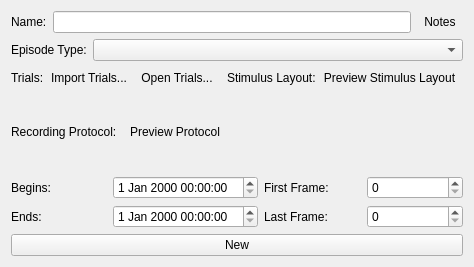
Old version of the form src/scipyen/gui/widgets/recordingepisodewidget.ui in the repository ctigaret/scipyen.
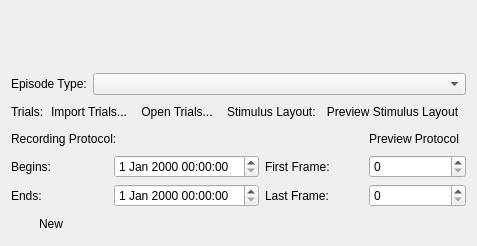
New version of the form. Icons and pictures are not drawn. Custom widgets are drawn as their Qt base class.

Diff of the .ui file:
```diff
--- a/src/scipyen/gui/widgets/recordingepisodewidget.ui
+++ b/src/scipyen/gui/widgets/recordingepisodewidget.ui
@@ -7,53 +7,17 @@
     <x>0</x>
     <y>0</y>
     <width>329</width>
-    <height>267</height>
+    <height>246</height>
    </rect>
   </property>
   <property name="windowTitle">
    <string>Form</string>
   </property>
-  <layout class="QVBoxLayout" name="verticalLayout">
-   <item>
-    <layout class="QHBoxLayout" name="horizontalLayout">
-     <item>
-      <widget class="QLabel" name="label">
-       <property name="text">
-        <string>Name:</string>
-       </property>
-       <property name="buddy">
-        <cstring>nameLineEdit</cstring>
-       </property>
-      </widget>
-     </item>
-     <item>
-      <widget class="QLineEdit" name="nameLineEdit"/>
-     </item>
-     <item>
-      <widget class="QToolButton" name="descriptionToolButton">
-       <property name="toolTip">
-        <string>Edit description (notes)</string>
-       </property>
-       <property name="statusTip">
-        <string>Edit description (notes)</string>
-       </property>
-       <property name="whatsThis">
-        <string>Edit description (notes)</string>
-       </property>
-       <property name="text">
-        <string>Notes</string>
-       </property>
-       <property name="icon">
-        <iconset theme="description"/>
-       </property>
-       <property name="autoRaise">
-        <bool>true</bool>
-       </property>
-      </widget>
-     </item>
-    </layout>
+  <layout class="QGridLayout" name="gridLayout_2">
+   <item row="0" column="0">
+    <widget class="NameDescriptionWidget" name="nameDescriptionWidget" native="true"/>
    </item>
-   <item>
+   <item row="1" column="0">
     <layout class="QHBoxLayout" name="horizontalLayout_5">
      <item>
       <widget class="QLabel" name="label_2">
@@ -77,7 +41,7 @@
      </item>
     </layout>
    </item>
-   <item>
+   <item row="2" column="0">
     <layout class="QHBoxLayout" name="horizontalLayout_2">
      <property name="spacing">
       <number>0</number>
@@ -144,7 +108,7 @@
      <item>
       <widget class="QLabel" name="label_8">
        <property name="text">
-        <string>Stimulus Layout:</string>
+        <string>Stimulus Layout: </string>
        </property>
       </widget>
      </item>
@@ -172,7 +136,7 @@
      </item>
     </layout>
    </item>
-   <item>
+   <item row="3" column="0">
     <layout class="QHBoxLayout" name="horizontalLayout_3">
      <item>
       <widget class="QLabel" name="label_3">
@@ -181,6 +145,32 @@
        </property>
       </widget>
      </item>
+     <item>
+      <widget class="QLabel" name="protocolNameLabel">
+       <property name="sizePolicy">
+        <sizepolicy hsizetype="MinimumExpanding" vsizetype="Preferred">
+         <horstretch>0</horstretch>
+         <verstretch>0</verstretch>
+        </sizepolicy>
+       </property>
+       <property name="text">
+        <string/>
+       </property>
+      </widget>
+     </item>
+     <item>
+      <spacer name="horizontalSpacer_3">
+       <property name="orientation">
+        <enum>Qt::Orientation::Horizontal</enum>
+       </property>
+       <property name="sizeHint" stdset="0">
+        <size>
+         <width>40</width>
+         <height>20</height>
+        </size>
+       </property>
+      </spacer>
+     </item>
      <item>
       <widget class="QToolButton" name="previewProtocolToolButton">
        <property name="toolTip">
@@ -206,22 +196,9 @@
        </property>
       </widget>
      </item>
-     <item>
-      <widget class="QLabel" name="protocolNameLabel">
-       <property name="sizePolicy">
-        <sizepolicy hsizetype="MinimumExpanding" vsizetype="Preferred">
-         <horstretch>0</horstretch>
-         <verstretch>0</verstretch>
-        </sizepolicy>
-       </property>
-       <property name="text">
-        <string/>
-       </property>
-      </widget>
-     </item>
     </layout>
    </item>
-   <item>
+   <item row="4" column="0">
     <layout class="QGridLayout" name="gridLayout">
      <item row="0" column="0">
       <widget class="QLabel" name="label_4">
@@ -277,7 +254,7 @@
      </item>
     </layout>
    </item>
-   <item>
+   <item row="5" column="0">
     <layout class="QHBoxLayout" name="horizontalLayout_4">
      <item>
       <widget class="QPushButton" name="createObjectPushButton">
@@ -293,12 +270,36 @@
        <property name="text">
         <string>New</string>
        </property>
+       <property name="flat">
+        <bool>true</bool>
+       </property>
       </widget>
      </item>
+     <item>
+      <spacer name="horizontalSpacer_2">
+       <property name="orientation">
+        <enum>Qt::Orientation::Horizontal</enum>
+       </property>
+       <property name="sizeHint" stdset="0">
+        <size>
+         <width>40</width>
+         <height>20</height>
+        </size>
+       </property>
+      </spacer>
+     </item>
     </layout>
    </item>
   </layout>
  </widget>
+ <customwidgets>
+  <customwidget>
+   <class>NameDescriptionWidget</class>
+   <extends>QWidget</extends>
+   <header location="global">gui.widgets.dataclasswidgets.namedescriptionwidget</header>
+   <container>1</container>
+  </customwidget>
+ </customwidgets>
  <resources/>
  <connections/>
 </ui>
```
